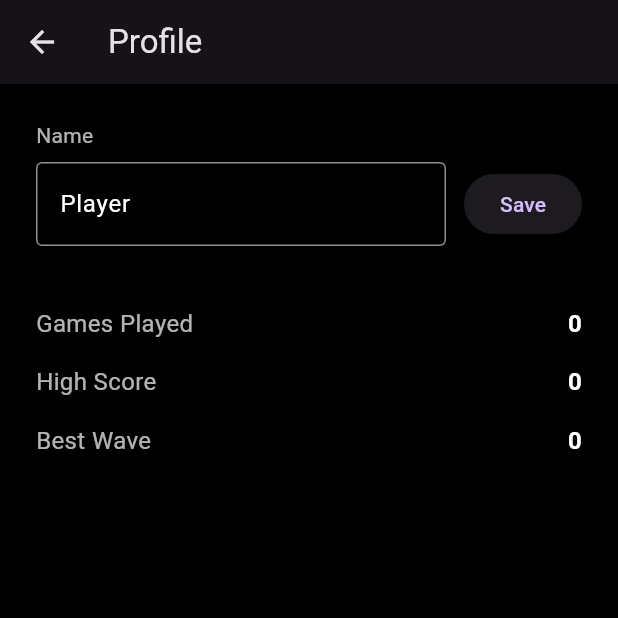
After one commit to hoaho9068/csc4330_App2Project, a Flutter app: the screen it shows after launch, after a tap on "Profile", on a phone screen of 412 x 824 dp, the top half of it. The commit adds this screen. Run offline on Flutter 3.47's test engine with Material 3 defaults, Android fonts, the phone set to English and light mode, and no system bars; our stand-ins replace shared_preferences.

Commit message:
added leaderboard and profile screen.
Allows user to enter their score after playing and saved their data

```diff
--- a/space_invader/lib/main.dart
+++ b/space_invader/lib/main.dart
@@ -1,6 +1,6 @@
 import 'package:flutter/material.dart';
 
-import 'screens/game_screen.dart';
+import 'screens/menu_screen.dart';
 
 void main() {
   runApp(const MyApp());
@@ -20,7 +20,7 @@ class MyApp extends StatelessWidget {
         ),
         scaffoldBackgroundColor: Colors.black,
       ),
-      home: const GameScreen(),
+      home: const MenuScreen(),
     );
   }
 }
--- /dev/null
+++ b/space_invader/lib/screens/menu_screen.dart
@@ -0,0 +1,71 @@
+import 'package:flutter/material.dart';
+
+import 'game_screen.dart';
+import 'leaderboard_screen.dart';
+import 'profile_screen.dart';
+
+class MenuScreen extends StatelessWidget {
+  const MenuScreen({super.key});
+
+  @override
+  Widget build(BuildContext context) {
+    return Scaffold(
+      body: Center(
+        child: Column(
+          mainAxisSize: MainAxisSize.min,
+          children: [
+            const Text(
+              'SPACE INVADERS',
+              style: TextStyle(
+                color: Colors.white,
+                fontSize: 30,
+                fontWeight: FontWeight.bold,
+                letterSpacing: 2,
+              ),
+            ),
+            const SizedBox(height: 56),
+            _MenuButton(
+              label: 'Play',
+              onPressed: () => Navigator.of(context).push(
+                MaterialPageRoute(builder: (_) => const GameScreen()),
+              ),
+            ),
+            const SizedBox(height: 16),
+            _MenuButton(
+              label: 'Leaderboard',
+              onPressed: () => Navigator.of(context).push(
+                MaterialPageRoute(builder: (_) => const LeaderboardScreen()),
+              ),
+            ),
+            const SizedBox(height: 16),
+            _MenuButton(
+              label: 'Profile',
+              onPressed: () => Navigator.of(context).push(
+                MaterialPageRoute(builder: (_) => const ProfileScreen()),
+              ),
+            ),
+          ],
+        ),
+      ),
+    );
+  }
+}
+
+class _MenuButton extends StatelessWidget {
+  const _MenuButton({required this.label, required this.onPressed});
+
+  final String label;
+  final VoidCallback onPressed;
+
+  @override
+  Widget build(BuildContext context) {
+    return SizedBox(
+      width: 220,
+      child: ElevatedButton(
+        onPressed: onPressed,
+        style: ElevatedButton.styleFrom(padding: const EdgeInsets.symmetric(vertical: 16)),
+        child: Text(label, style: const TextStyle(fontSize: 18)),
+      ),
+    );
+  }
+}
--- /dev/null
+++ b/space_invader/lib/screens/profile_screen.dart
@@ -0,0 +1,110 @@
+import 'package:flutter/material.dart';
+
+import '../services/game_data_service.dart';
+
+class ProfileScreen extends StatefulWidget {
+  const ProfileScreen({super.key});
+
+  @override
+  State<ProfileScreen> createState() => _ProfileScreenState();
+}
+
+class _ProfileScreenState extends State<ProfileScreen> {
+  final _dataService = GameDataService();
+  final _nameController = TextEditingController();
+  PlayerStats? _stats;
+
+  @override
+  void initState() {
+    super.initState();
+    _loadStats();
+  }
+
+  Future<void> _loadStats() async {
+    final stats = await _dataService.loadStats();
+    if (!mounted) return;
+    setState(() {
+      _stats = stats;
+      _nameController.text = stats.name;
+    });
+  }
+
+  Future<void> _saveName() async {
+    final stats = _stats;
+    if (stats == null) return;
+    final trimmed = _nameController.text.trim();
+    final updated = stats.copyWith(name: trimmed.isEmpty ? 'Player' : trimmed);
+    await _dataService.saveStats(updated);
+    if (!mounted) return;
+    setState(() => _stats = updated);
+    ScaffoldMessenger.of(context).showSnackBar(const SnackBar(content: Text('Name saved')));
+  }
+
+  @override
+  void dispose() {
+    _nameController.dispose();
+    super.dispose();
+  }
+
+  @override
+  Widget build(BuildContext context) {
+    final stats = _stats;
+    return Scaffold(
+      appBar: AppBar(title: const Text('Profile')),
+      body: stats == null
+          ? const Center(child: CircularProgressIndicator())
+          : Padding(
+              padding: const EdgeInsets.all(24),
+              child: Column(
+                crossAxisAlignment: CrossAxisAlignment.start,
+                children: [
+                  const Text('Name', style: TextStyle(color: Colors.white70)),
+                  const SizedBox(height: 8),
+                  Row(
+                    children: [
+                      Expanded(
+                        child: TextField(
+                          controller: _nameController,
+                          style: const TextStyle(color: Colors.white),
+                          decoration: const InputDecoration(border: OutlineInputBorder()),
+                          onSubmitted: (_) => _saveName(),
+                        ),
+                      ),
+                      const SizedBox(width: 12),
+                      ElevatedButton(onPressed: _saveName, child: const Text('Save')),
+                    ],
+                  ),
+                  const SizedBox(height: 32),
+                  _StatRow(label: 'Games Played', value: '${stats.gamesPlayed}'),
+                  _StatRow(label: 'High Score', value: '${stats.highScore}'),
+                  _StatRow(label: 'Best Wave', value: '${stats.bestWave}'),
+                ],
+              ),
+            ),
+    );
+  }
+}
+
+class _StatRow extends StatelessWidget {
+  const _StatRow({required this.label, required this.value});
+
+  final String label;
+  final String value;
+
+  @override
+  Widget build(BuildContext context) {
+    return Padding(
+      padding: const EdgeInsets.symmetric(vertical: 8),
+      child: Row(
+        mainAxisAlignment: MainAxisAlignment.spaceBetween,
+        children: [
+          Text(label, style: const TextStyle(color: Colors.white70, fontSize: 16)),
+          Text(
+            value,
+            style: const TextStyle(color: Colors.white, fontSize: 16, fontWeight: FontWeight.bold),
+          ),
+        ],
+      ),
+    );
+  }
+}
--- /dev/null
+++ b/space_invader/lib/services/game_data_service.dart
@@ -0,0 +1,131 @@
+import 'dart:convert';
+
+import 'package:shared_preferences/shared_preferences.dart';
+
+class LeaderboardEntry {
+  const LeaderboardEntry({
+    required this.name,
+    required this.score,
+    required this.wave,
+    required this.date,
+  });
+
+  final String name;
+  final int score;
+  final int wave;
+  final DateTime date;
+
+  Map<String, dynamic> toJson() => {
+        'name': name,
+        'score': score,
+        'wave': wave,
+        'date': date.toIso8601String(),
+      };
+
+  factory LeaderboardEntry.fromJson(Map<String, dynamic> json) => LeaderboardEntry(
+        name: json['name'] as String? ?? 'Player',
+        score: json['score'] as int,
+        wave: json['wave'] as int,
+        date: DateTime.parse(json['date'] as String),
+      );
+}
+
+class PlayerStats {
+  const PlayerStats({
+    this.name = 'Player',
+    this.gamesPlayed = 0,
+    this.highScore = 0,
+    this.bestWave = 0,
+  });
+
+  final String name;
+  final int gamesPlayed;
+  final int highScore;
+  final int bestWave;
+
+  PlayerStats copyWith({String? name, int? gamesPlayed, int? highScore, int? bestWave}) =>
+      PlayerStats(
+        name: name ?? this.name,
+        gamesPlayed: gamesPlayed ?? this.gamesPlayed,
+        highScore: highScore ?? this.highScore,
+        bestWave: bestWave ?? this.bestWave,
+      );
+
+  Map<String, dynamic> toJson() => {
+        'name': name,
+        'gamesPlayed': gamesPlayed,
+        'highScore': highScore,
+        'bestWave': bestWave,
+      };
+
+  factory PlayerStats.fromJson(Map<String, dynamic> json) => PlayerStats(
+        name: json['name'] as String? ?? 'Player',
+        gamesPlayed: json['gamesPlayed'] as int? ?? 0,
+        highScore: json['highScore'] as int? ?? 0,
+        bestWave: json['bestWave'] as int? ?? 0,
+      );
+}
+
+// Persists player stats and a local leaderboard of past runs via
+// shared_preferences. There's no backend or accounts — everything here
+// lives only on this device.
+class GameDataService {
+  static const _statsKey = 'player_stats';
+  static const _leaderboardKey = 'leaderboard';
+  static const _maxLeaderboardEntries = 20;
+
+  Future<PlayerStats> loadStats() async {
+    final prefs = await SharedPreferences.getInstance();
+    final raw = prefs.getString(_statsKey);
+    if (raw == null) return const PlayerStats();
+    return PlayerStats.fromJson(jsonDecode(raw) as Map<String, dynamic>);
+  }
+
+  Future<void> saveStats(PlayerStats stats) async {
+    final prefs = await SharedPreferences.getInstance();
+    await prefs.setString(_statsKey, jsonEncode(stats.toJson()));
+  }
+
+  Future<List<LeaderboardEntry>> loadLeaderboard() async {
+    final prefs = await SharedPreferences.getInstance();
+    final raw = prefs.getStringList(_leaderboardKey);
+    if (raw == null) return [];
+    final entries = raw
+        .map((s) => LeaderboardEntry.fromJson(jsonDecode(s) as Map<String, dynamic>))
+        .toList();
+    entries.sort((a, b) => b.score.compareTo(a.score));
+    return entries;
+  }
+
+  // Records a finished game under the given name: adds it to the
+  // leaderboard and updates the player's aggregate stats, including saving
+  // `name` as the current profile name (the player just typed it in on the
+  // game-over screen, so it becomes their identity going forward too, same
+  // as classic arcade high-score entry). Returns the updated stats.
+  Future<PlayerStats> recordGameResult({
+    required String name,
+    required int score,
+    required int wave,
+  }) async {
+    final prefs = await SharedPreferences.getInstance();
+    final stats = await loadStats();
+
+    final entries = await loadLeaderboard();
+    entries.add(LeaderboardEntry(name: name, score: score, wave: wave, date: DateTime.now()));
+    entries.sort((a, b) => b.score.compareTo(a.score));
+    final trimmed = entries.take(_maxLeaderboardEntries).toList();
+    await prefs.setStringList(
+      _leaderboardKey,
+      trimmed.map((e) => jsonEncode(e.toJson())).toList(),
+    );
+
+    final updated = stats.copyWith(
+      name: name,
+      gamesPlayed: stats.gamesPlayed + 1,
+      highScore: score > stats.highScore ? score : stats.highScore,
+      bestWave: wave > stats.bestWave ? wave : stats.bestWave,
+    );
+    await saveStats(updated);
+    return updated;
+  }
+}
--- a/space_invader/pubspec.yaml
+++ b/space_invader/pubspec.yaml
@@ -34,6 +34,7 @@ dependencies:
   # The following adds the Cupertino Icons font to your application.
   # Use with the CupertinoIcons class for iOS style icons.
   cupertino_icons: ^1.0.8
+  shared_preferences: ^2.5.5
 
 dev_dependencies:
   flutter_test:
```
Also changed, not shown: space_invader/lib/screens/game_screen.dart (+111 -8 lines), space_invader/lib/screens/leaderboard_screen.dart (added, +74 -0 lines), space_invader/pubspec.lock, 2 other files.
